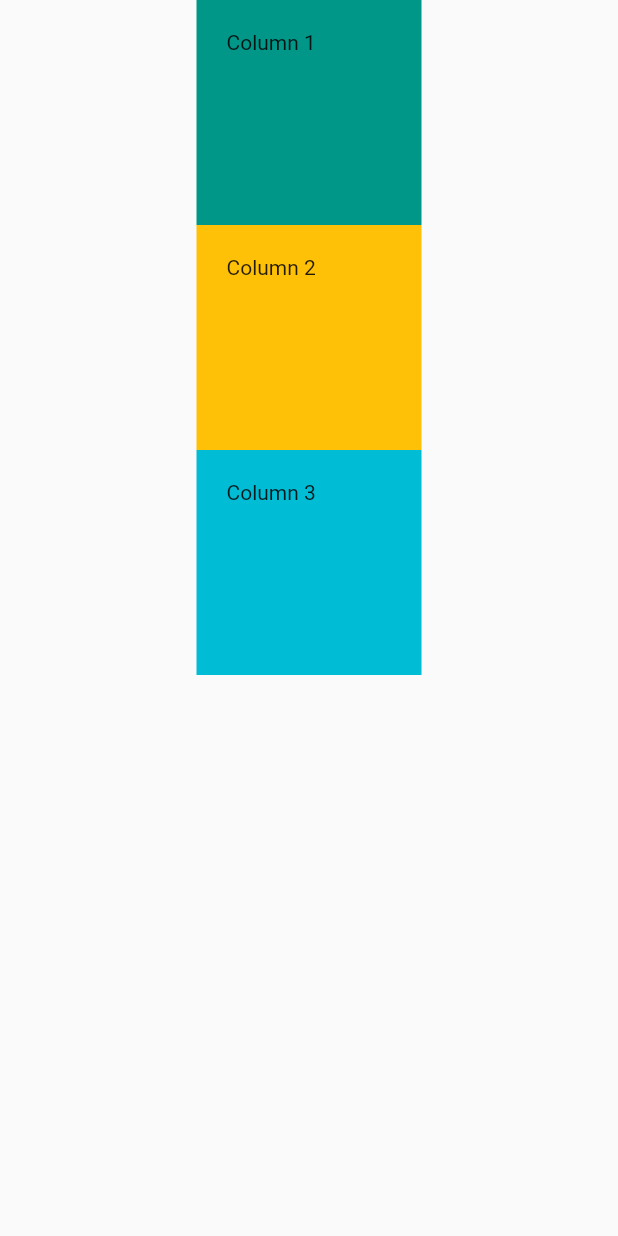
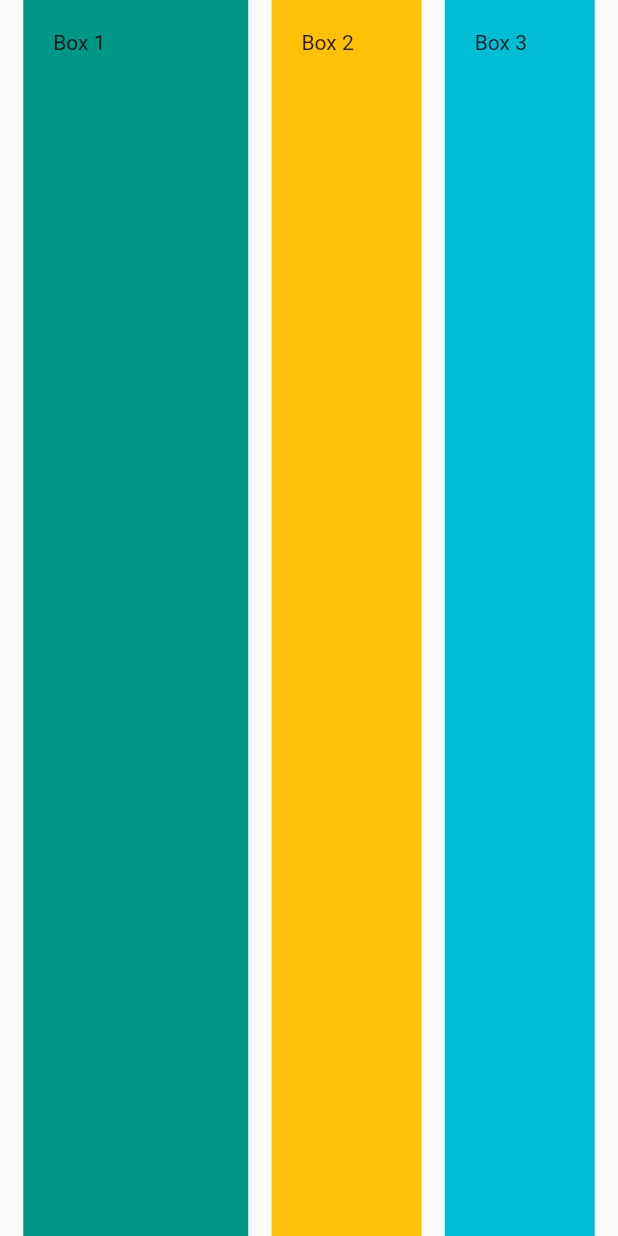
Before and after one commit to sorani-dev/flutter2023_codemy, a Flutter app: the screen it shows after launch, on a phone screen of 412 x 824 dp. Run offline on Flutter 3.47's test engine with Material 2 defaults, Android fonts, the phone set to English and light mode, and no system bars.

Commit message:
Chapter 11 - Row Widget

```diff
--- a/src/containers/lib/main.dart
+++ b/src/containers/lib/main.dart
@@ -18,36 +18,37 @@ class MyWidget extends StatelessWidget {
               backgroundColor: const Color.fromARGB(255, 0, 194, 71),
             ), */
             body: SafeArea(
-      child: Column(
-        // mainAxisAlignment: MainAxisAlignment.spaceEvenly,
-        crossAxisAlignment: CrossAxisAlignment.center,
+      child: Row(
+        // Column(
+        mainAxisAlignment: MainAxisAlignment.spaceEvenly,
+        crossAxisAlignment: CrossAxisAlignment.stretch,
         children: [
-          Container(
-            width: double.infinity,
-          ),
+          // Container(
+          //   width: double.infinity,
+          // ),
           Container(
             color: Colors.teal,
             width: 150.0,
             height: 150.0,
             padding: const EdgeInsets.all(20.0),
             // margin: const EdgeInsets.all(100.0),
-            child: const Text('Column 1'),
+            child: const Text('Box 1'),
           ),
           Container(
             color: Colors.amber,
-            width: 150.0,
+            width: 100.0,
             height: 150.0,
             padding: const EdgeInsets.all(20.0),
             // margin: const EdgeInsets.all(100.0),
-            child: const Text('Column 2'),
+            child: const Text('Box 2'),
           ),
           Container(
             color: Colors.cyan,
-            width: 150.0,
+            width: 100.0,
             height: 150.0,
             padding: const EdgeInsets.all(20.0),
             // margin: const EdgeInsets.all(100.0),
-            child: const Text('Column 3'),
+            child: const Text('Box 3'),
           ),
         ],
       ),
```
Also changed, not shown: 1 other file.
